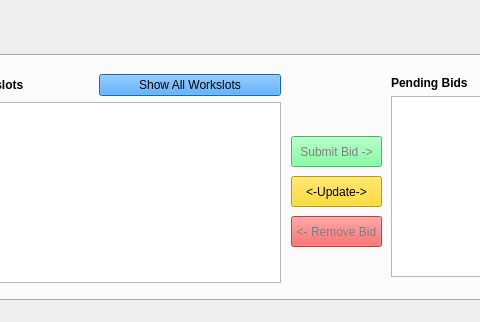
This is QtCafeWorkforceManager/CafeStaffWindow.ui in wreathe-unreal/CSIT314-Project as Qt 5 draws it before an edit; both pictures show x 421 to 901 and y 229 to 551 of the 1194 by 551 pixel window. The edited form follows.
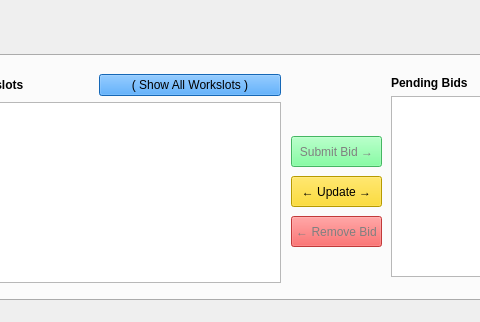
This is the edited form. The open tabs and pages were chosen to show the change. Icons and pictures are not drawn.

Diff of the .ui file:
```diff
--- a/QtCafeWorkforceManager/CafeStaffWindow.ui
+++ b/QtCafeWorkforceManager/CafeStaffWindow.ui
@@ -244,7 +244,7 @@
 color: gray;</string>
       </property>
       <property name="text">
-       <string>Submit Bid -&gt;</string>
+       <string>Submit Bid →</string>
       </property>
      </widget>
      <widget class="QWidget" name="layoutWidget">
@@ -278,7 +278,7 @@
 color: black;</string>
            </property>
            <property name="text">
-            <string>Show All Workslots</string>
+            <string>( Show All Workslots )</string>
            </property>
           </widget>
          </item>
@@ -306,7 +306,7 @@
 color:gray;</string>
       </property>
       <property name="text">
-       <string>&lt;- Remove Bid</string>
+       <string>← Remove Bid</string>
       </property>
      </widget>
      <widget class="QCalendarWidget" name="workslotCalendar">
@@ -360,7 +360,7 @@
 color: black;</string>
       </property>
       <property name="text">
-       <string>&lt;-Update-&gt;</string>
+       <string>← Update →</string>
       </property>
      </widget>
     </widget>
```
